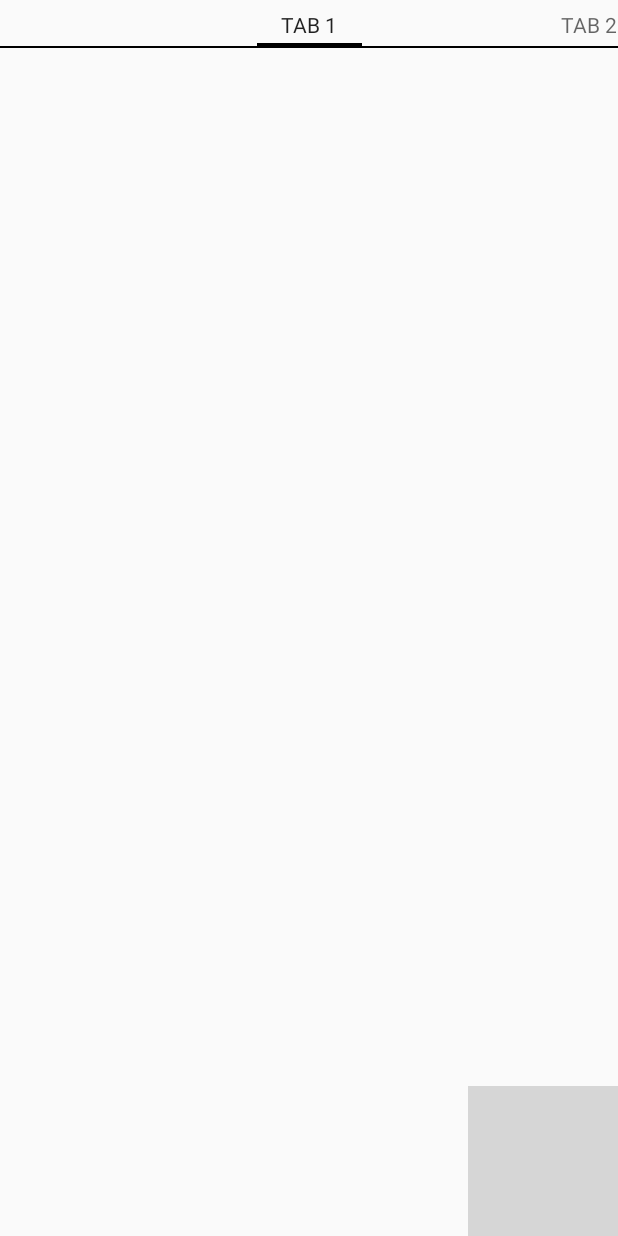
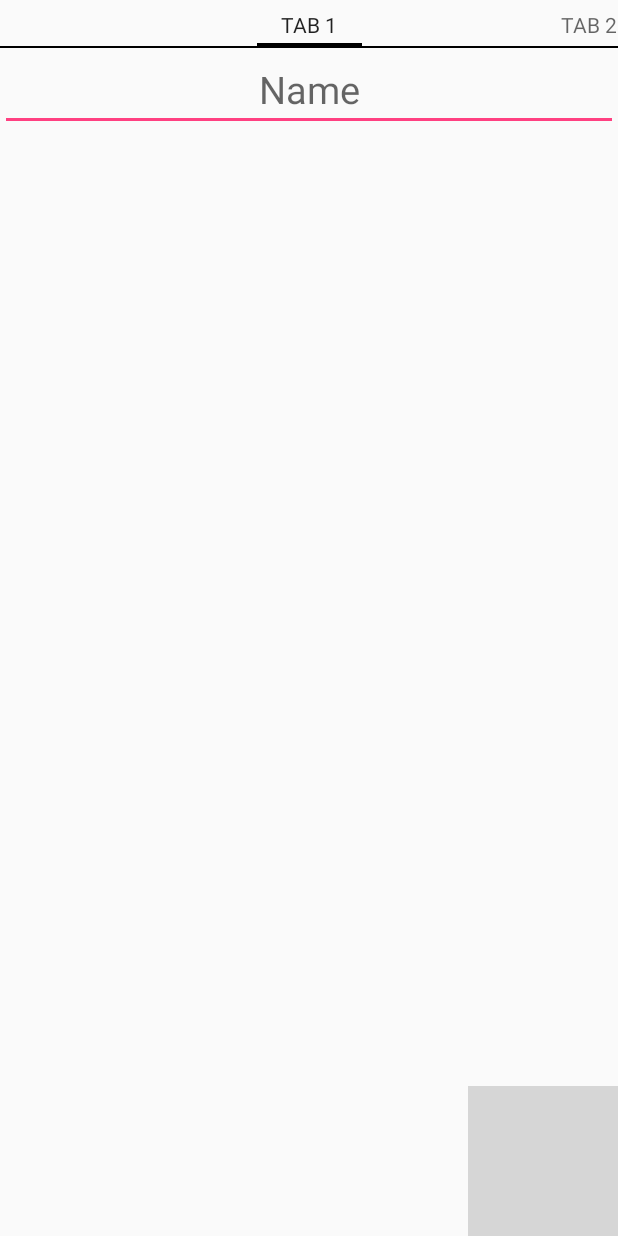
Before and after one commit to at-android/2016-k2-intern, an Android app: the fragment AddContactFragment placed in its activity, after a tap on "OK", on a phone screen of 412 x 824 dp. Run offline under Robolectric (Android 15) with nearby library versions, the phone set to English and light mode, and no system bars; libraries missing offline, so code that uses them is left out: io.realm; 23 statements that could not run were skipped; grey boxes are pictures that could not be loaded.

Commit message:
need Annotation

```diff
--- a/app/build.gradle
+++ b/app/build.gradle
@@ -1,5 +1,5 @@
 apply plugin: 'com.android.application'
-
+apply plugin: 'realm-android'
 android {
     compileSdkVersion 24
     buildToolsVersion "24.0.2"
--- a/app/src/main/java/vn/asiantech/training/Adapter/RecyclerAdapter.java
+++ b/app/src/main/java/vn/asiantech/training/Adapter/RecyclerAdapter.java
@@ -7,15 +7,18 @@ import android.view.ViewGroup;
 import android.widget.TextView;
 
 import java.util.ArrayList;
+import java.util.List;
 
-import vn.asiantech.training.Model.Contact;
+import io.realm.RealmResults;
+import vn.asiantech.training.Model.RealmPeople;
 import vn.asiantech.training.R;
 
 public class RecyclerAdapter extends RecyclerView.Adapter<RecyclerAdapter.ViewHolder> {
-    ArrayList<Contact> mArr = new ArrayList<Contact>();
+    List<RealmPeople> mList = new ArrayList<RealmPeople>();
+    private RealmResults<RealmPeople> mRealmList;
 
-    public RecyclerAdapter(ArrayList<Contact> arr) {
-        this.mArr = arr;
+    public RecyclerAdapter(RealmResults<RealmPeople> arr) {
+        this.mRealmList = arr;
     }
 
     @Override
@@ -27,12 +30,12 @@ public class RecyclerAdapter extends RecyclerView.Adapter<RecyclerAdapter.ViewHo
 
     @Override
     public void onBindViewHolder(ViewHolder holder, int position) {
-        holder.mTv.setText(mArr.get(position).toString());
+        holder.mTv.setText(mRealmList.get(position).toString());
     }
 
     @Override
     public int getItemCount() {
-        return mArr.size();
+        return mRealmList.size();
     }
 
     public static class ViewHolder extends RecyclerView.ViewHolder {
@@ -44,10 +47,4 @@ public class RecyclerAdapter extends RecyclerView.Adapter<RecyclerAdapter.ViewHo
         }
     }
 
-    /*ham update cho recyclerView*/
-    public void updateList(ArrayList<Contact> arr) {
-        mArr = arr;
-        notifyDataSetChanged();
-    }
-
 }
--- a/app/src/main/java/vn/asiantech/training/AddContactFragment.java
+++ b/app/src/main/java/vn/asiantech/training/AddContactFragment.java
@@ -8,12 +8,15 @@ import android.view.View;
 import android.view.ViewGroup;
 import android.widget.Button;
 import android.widget.EditText;
-import android.widget.Toast;
 
 import java.util.ArrayList;
 
-import vn.asiantech.training.Adapter.RecyclerAdapter;
+import io.realm.Realm;
+import io.realm.RealmChangeListener;
+import io.realm.RealmConfiguration;
+import io.realm.RealmResults;
 import vn.asiantech.training.Model.Contact;
+import vn.asiantech.training.Model.RealmPeople;
 
 public class AddContactFragment extends DialogFragment implements View.OnClickListener {
     private static final String ARG_LIST_CONTACT = "listcontact";
@@ -21,10 +24,8 @@ public class AddContactFragment extends DialogFragment implements View.OnClickLi
     private EditText mEdNumber;
     private Button mBtnOK;
     private Button mBtnCancel;
-    private DatabaseHelper data;
-    private ArrayList<Contact> mArr = new ArrayList<Contact>();
-    private RecyclerAdapter adapter;
-
+    private RealmResults<RealmPeople> mRealmList;
+    private Realm mRealm;
     public AddContactFragment() {
     }
 
@@ -40,9 +41,13 @@ public class AddContactFragment extends DialogFragment implements View.OnClickLi
     public void onCreate(Bundle savedInstanceState) {
         super.onCreate(savedInstanceState);
         if (getArguments() != null) {
-            mArr = getArguments().getParcelableArrayList(ARG_LIST_CONTACT);
         }
-        data = new DatabaseHelper(getContext());
+        //Realm
+        Realm.init(getActivity());
+        RealmConfiguration config = new RealmConfiguration.Builder().build();
+        Realm.setDefaultConfiguration(config);
+        mRealm = Realm.getInstance(config);
+        mRealmList = mRealm.where(RealmPeople.class).findAll();
     }
 
     @Override
@@ -63,20 +68,22 @@ public class AddContactFragment extends DialogFragment implements View.OnClickLi
     public void onClick(View view) {
         switch (view.getId()) {
             case R.id.btnOK:
-                data.open();
+                int id = mRealmList.size();
+                Log.i("realmlist",mRealmList.size()+"");
                 String name = mEdName.getText().toString();
                 String number = mEdNumber.getText().toString();
-                Log.i("create", name.toString());
-                long x = data.createData(name, number);
-                if (x > 0) {
-                    Toast.makeText(getContext(), "Successful", Toast.LENGTH_LONG).show();
-                }
-                data.close();
-                adapter = new RecyclerAdapter(mArr);
-                Contact c = new Contact(name, number);
-                mArr.add(c);
-                /*phuong thuc updateList phai tu viet trong adapter */
-                adapter.updateList(mArr);
+                mRealm.beginTransaction();
+                RealmPeople people = mRealm.createObject(RealmPeople.class,id);
+                people.setId(id);
+                people.setName(name);
+                people.setPhoneNumber(number);
+                mRealm.commitTransaction();
+                mRealmList.addChangeListener(new RealmChangeListener<RealmResults<RealmPeople>>() {
+                    @Override
+                    public void onChange(RealmResults<RealmPeople> element) {
+                        mRealmList.size();
+                    }
+                });
                 dismiss();
                 break;
             case R.id.btnCancel:
--- a/app/src/main/java/vn/asiantech/training/Fragment/ListContactFragment.java
+++ b/app/src/main/java/vn/asiantech/training/Fragment/ListContactFragment.java
@@ -6,27 +6,40 @@ import android.support.v4.app.DialogFragment;
 import android.support.v4.app.Fragment;
 import android.support.v7.widget.LinearLayoutManager;
 import android.support.v7.widget.RecyclerView;
+import android.text.Editable;
+import android.text.TextWatcher;
+import android.util.Log;
 import android.view.LayoutInflater;
 import android.view.View;
 import android.view.ViewGroup;
+import android.widget.EditText;
 import android.widget.ImageView;
 
 import java.util.ArrayList;
+import java.util.List;
 
+import io.realm.Realm;
+import io.realm.RealmConfiguration;
+import io.realm.RealmResults;
 import vn.asiantech.training.Adapter.RecyclerAdapter;
 import vn.asiantech.training.AddContactFragment;
 import vn.asiantech.training.DatabaseHelper;
 import vn.asiantech.training.Model.Contact;
+import vn.asiantech.training.Model.RealmPeople;
 import vn.asiantech.training.R;
 
 
 public class ListContactFragment extends Fragment {
+    private EditText mEdSearch;
     private ImageView mImgView;
     private ArrayList<Contact> mArr = new ArrayList<Contact>();
     private DatabaseHelper data;
     private RecyclerView recyclerView;
-    private RecyclerAdapter adapter;
+    private RecyclerAdapter mAdapter;
     private RecyclerView.LayoutManager layoutManager;
+    private Realm mRealm;
+    private  List<RealmPeople> mList;
+    private RealmResults<RealmPeople> mRealmList;
 
     public ListContactFragment() {
     }
@@ -39,10 +52,14 @@ public class ListContactFragment extends Fragment {
     @Override
     public void onCreate(Bundle savedInstanceState) {
         super.onCreate(savedInstanceState);
-        data = new DatabaseHelper(getContext());
-        data.open();
-        mArr = data.getData("select * from CONTACT");
-        data.close();
+        Realm.init(getActivity());
+        RealmConfiguration config = new RealmConfiguration.Builder().build();
+        Realm.setDefaultConfiguration(config);
+        mRealm = Realm.getInstance(config);
+        mList = new ArrayList<RealmPeople>();
+
+        mRealmList = mRealm.where(RealmPeople.class).findAll();
+        Log.i("realmlist size",mRealmList.size()+"");
     }
 
     @Override
@@ -50,11 +67,12 @@ public class ListContactFragment extends Fragment {
                              Bundle savedInstanceState) {
         View view = inflater.inflate(R.layout.fragment_list_contact, container, false);
         mImgView = (ImageView) view.findViewById(R.id.img);
+        mEdSearch = (EditText)view.findViewById(R.id.edSearch);
         recyclerView = (RecyclerView) view.findViewById(R.id.recyclerViewList);
         layoutManager = new LinearLayoutManager(getContext());
-        adapter = new RecyclerAdapter(mArr);
+        mAdapter = new RecyclerAdapter(mRealmList);
         recyclerView.setLayoutManager(layoutManager);
-        recyclerView.setAdapter(adapter);
+        recyclerView.setAdapter(mAdapter);
 
         mImgView.setOnClickListener(new View.OnClickListener() {
             @Override
@@ -63,7 +81,35 @@ public class ListContactFragment extends Fragment {
                 frag.show(getFragmentManager(), "dialog");
             }
         });
+        addTextListener();
         return view;
     }
 
+    //Search in recyclerView
+    public void addTextListener(){
+        mEdSearch.addTextChangedListener(new TextWatcher() {
+            @Override
+            public void beforeTextChanged(CharSequence s, int start, int count, int after) {
+
+            }
+
+            @Override
+            public void onTextChanged(CharSequence query, int start, int before, int count) {
+                query = query.toString().toLowerCase();
+                String s = query.toString();
+                final RealmResults<RealmPeople> listContain = mRealm.where(RealmPeople.class).contains("name",s).findAll();
+                layoutManager = new LinearLayoutManager(getContext());
+                mAdapter = new RecyclerAdapter(listContain);
+                recyclerView.setLayoutManager(layoutManager);
+                recyclerView.setAdapter(mAdapter);
+                mAdapter.notifyDataSetChanged();
+            }
+
+            @Override
+            public void afterTextChanged(Editable editable) {
+
+            }
+        });
+    }
+
 }
--- a/app/src/main/java/vn/asiantech/training/SplashScreen.java
+++ b/app/src/main/java/vn/asiantech/training/SplashScreen.java
@@ -13,7 +13,7 @@ public class SplashScreen extends AppCompatActivity {
         super.onCreate(savedInstanceState);
         setContentView(R.layout.activity_splash_screen);
         mImg = (ImageView) findViewById(R.id.img);
-        mImg.setImageResource(R.drawable.ying_yang);
+        mImg.setImageResource(R.drawable.type_1);
         Thread t = new Thread() {
             @Override
             public void run() {
--- a/app/src/main/res/layout/fragment_list_contact.xml
+++ b/app/src/main/res/layout/fragment_list_contact.xml
@@ -4,7 +4,15 @@
     android:layout_height="match_parent"
     tools:context="vn.asiantech.training.Fragment.ListContactFragment">
 
+    <EditText
+        android:id="@+id/edSearch"
+        android:layout_width="match_parent"
+        android:layout_height="wrap_content"
+        style="@style/frag_list_contact_edSearch"
+        />
+
     <android.support.v7.widget.RecyclerView
+        android:layout_below="@+id/edSearch"
         android:id="@+id/recyclerViewList"
         android:layout_width="match_parent"
         android:layout_height="wrap_content">
--- a/app/src/main/res/values/strings.xml
+++ b/app/src/main/res/values/strings.xml
@@ -16,6 +16,7 @@
     <string name="addContact_btnCancel">Cancel</string>
     <string name="CP_contactFrag_title">Contact In Phone</string>
     <string name="showAppFrag_title">App In Phone</string>
+    <string name="edSearch">Name</string>
 
     <!-- TODO: Remove or change this placeholder text -->
     <string name="hello_blank_fragment">Hello blank fragment</string>
--- a/app/src/main/res/values/styles.xml
+++ b/app/src/main/res/values/styles.xml
@@ -50,4 +50,10 @@
         <item name="android:layout_weight">1</item>
         <item name="android:textSize">@dimen/btnTextSize</item>
     </style>
+
+    <style name="frag_list_contact_edSearch" >
+        <item name="android:textSize">@dimen/btnTextSize</item>
+        <item name="android:gravity">center</item>
+        <item name="android:hint">Name</item>
+    </style>
 </resources>
--- a/build.gradle
+++ b/build.gradle
@@ -6,7 +6,7 @@ buildscript {
     }
     dependencies {
         classpath 'com.android.tools.build:gradle:2.2.2'
-
+        classpath "io.realm:realm-gradle-plugin:2.2.1"
         // NOTE: Do not place your application dependencies here; they belong
         // in the individual module build.gradle files
     }
```
Also changed, not shown: app/src/main/AndroidManifest.xml (+15 -4 lines), app/src/main/java/vn/asiantech/training/Model/RealmPeople.java (added, +53 -0 lines).
